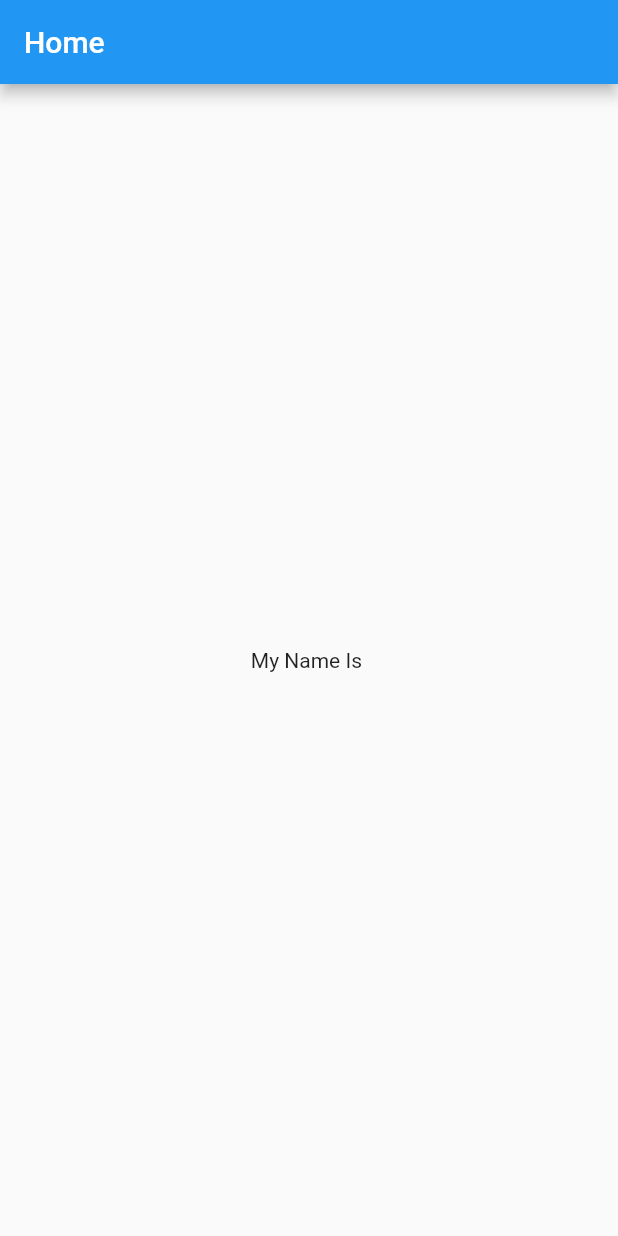
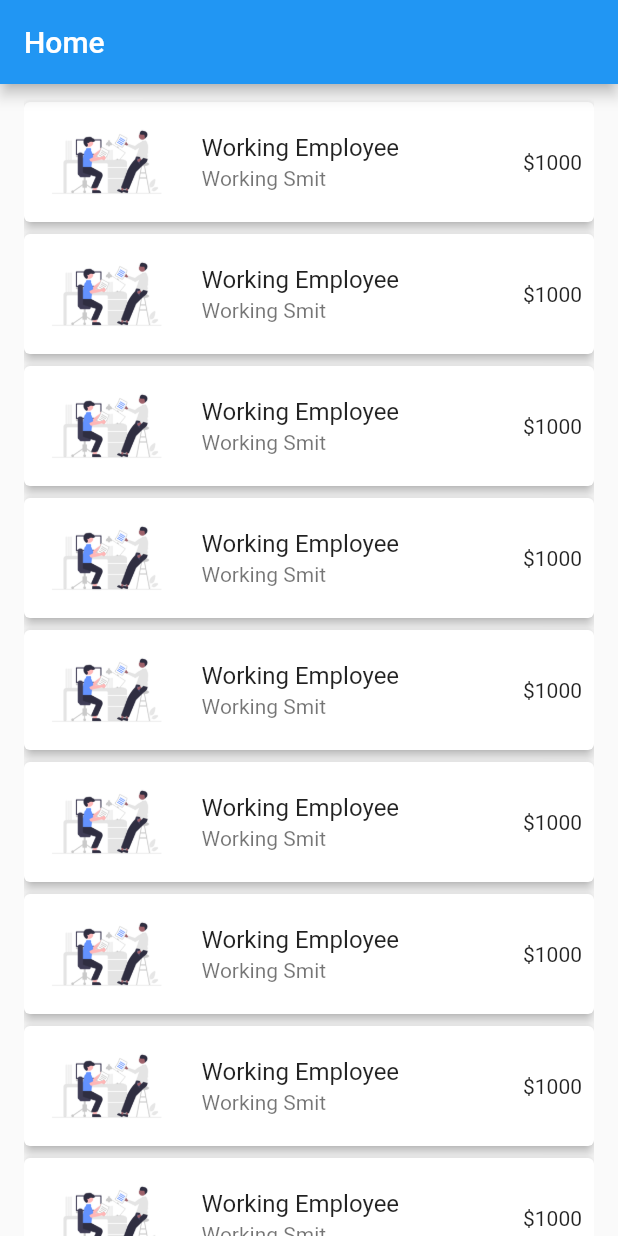
Before and after one commit to smit13192/flutter_app, a Flutter app: the screen it shows after launch, after a tap on "Log In", on a phone screen of 412 x 824 dp. Run offline on Flutter 3.47's test engine with Material 2 defaults, Android fonts, the phone set to English and light mode, and no system bars.

Commit message:
make the catalog in the app to the list view

```diff
--- /dev/null
+++ b/lib/catalog/catalog.dart
@@ -0,0 +1,8 @@
+class Catalog {
+  int id;
+  String title;
+  String subTitle;
+  String salary;
+
+  Catalog({required this.id, required this.title, required this.subTitle,required this.salary});
+}
--- a/lib/page/home.dart
+++ b/lib/page/home.dart
@@ -1,19 +1,53 @@
 import 'package:flutter/material.dart';
+import 'package:ms_creation/catalog/catalog.dart';
 
 class HomePage extends StatelessWidget {
-  String name;
-  HomePage({super.key,required this.name});
+  final String name;
+  const HomePage({super.key, required this.name});
 
   @override
   Widget build(BuildContext context) {
+    List catalogItem = makeCatalog();
+
     return Scaffold(
         appBar: AppBar(
           automaticallyImplyLeading: false,
           title: const Text("Home"),
         ),
-      body: Center(
-        child: Text("My Name Is $name"),
+        body: Padding(
+          padding: const EdgeInsets.only(top: 8.0, left: 16.0, right: 16.0),
+          child: ListView.builder(
+            itemBuilder: ((context, index) {
+              return makeCardCatalog(catalogItem[index]);
+            }),
+            itemCount: catalogItem.length,
+          ),
+        ));
+  }
+}
+
+Widget makeCardCatalog(Catalog catalog) {
+  return Card(
+    margin: const EdgeInsets.symmetric(vertical: 4.0),
+    elevation: 3,
+    child: ListTile(
+      contentPadding:
+          const EdgeInsets.symmetric(vertical: 4.0, horizontal: 8.0),
+      leading: Image.asset("assets/images/working.png"),
+      title: Text(catalog.title),
+      subtitle: Text(catalog.subTitle),
+      trailing: Text("\$${catalog.salary}"),
     ),
   );
 }
+
+List makeCatalog() {
+  List list = List.generate(
+      20,
+      (index) => Catalog(
+          id: 1,
+          title: "Working Employee",
+          subTitle: "Working Smit",
+          salary: "1000"));
+  return list;
 }
```
Lines whose indentation alone changed are shown as unchanged.
